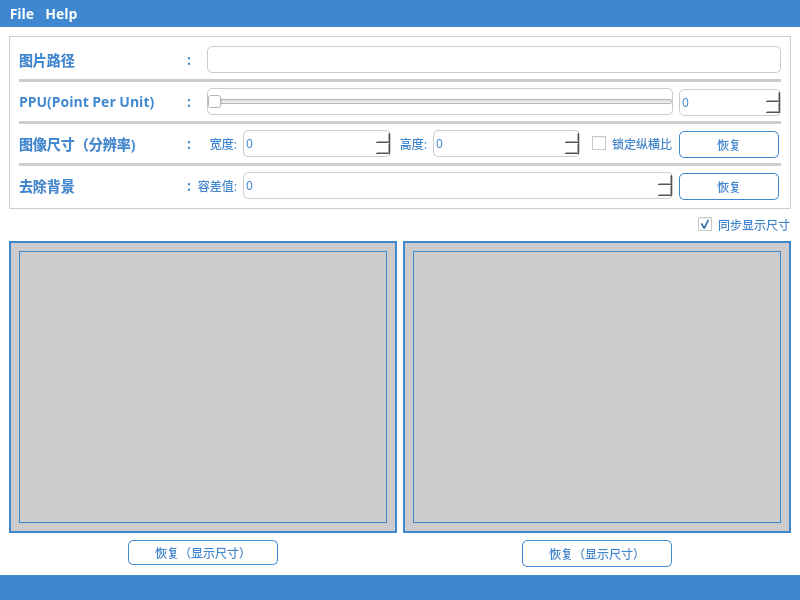
This is src/mainwindow.ui in ZhouMlin/ImageScaler as Qt 5 draws it before an edit. The edited form follows.
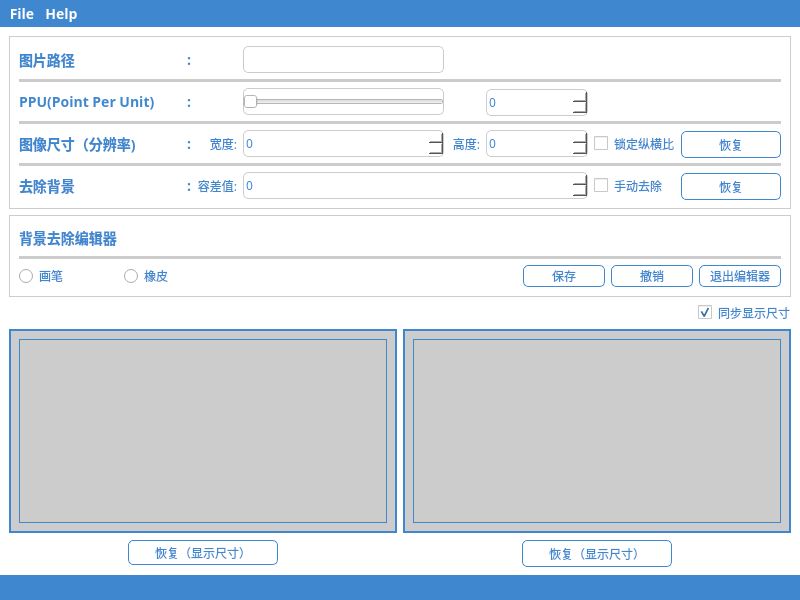
This is the edited form. Icons and pictures are not drawn. Custom widgets are drawn as their Qt base class.

Patch:
```diff
--- a/src/mainwindow.ui
+++ b/src/mainwindow.ui
@@ -35,97 +35,7 @@
       <property name="frameShape">
        <enum>QFrame::Box</enum>
       </property>
-      <layout class="QGridLayout" name="gridLayoutConfiguration" columnstretch="0,0,0,0,1,0,1,0,0,0,0">
-       <item row="2" column="3" colspan="7">
-        <widget class="QSlider" name="sliderPPU">
-         <property name="styleSheet">
-          <string notr="true">border: 1px solid #cccccc;
-border-radius: 5px;
-color: #3F88CF;
-font-family: Microsoft YaHei;
-min-width: 100px;
-min-height: 25px;</string>
-         </property>
-         <property name="minimum">
-          <number>1</number>
-         </property>
-         <property name="maximum">
-          <number>100</number>
-         </property>
-         <property name="orientation">
-          <enum>Qt::Horizontal</enum>
-         </property>
-        </widget>
-       </item>
-       <item row="6" column="10">
-        <widget class="QPushButton" name="btnResetBackground">
-         <property name="maximumSize">
-          <size>
-           <width>100</width>
-           <height>25</height>
-          </size>
-         </property>
-         <property name="styleSheet">
-          <string notr="true">QPushButton#btnResetBackground {
-	background-color: #FFFFFF;
-	color: #3F88CF;
-	font-family: Microsoft YaHei;
-	font-weight: normal;
-	font-size: 12px;
-	min-height: 25px;
-	min-width: 20px;
-	border: 1px solid #3F88CF;
-	border-radius: 5px;
-}
-
-QPushButton#btnResetBackground::disabled {
-	background-color: #FFFFFF;
-	color: #cccccc;
-	border: 1px solid #cccccc;
-}
-
-QPushButton#btnResetBackground::pressed {
-	background-color: #3F88CF;
-	color: #FFFFFF;
-}</string>
-         </property>
-         <property name="text">
-          <string>恢复</string>
-         </property>
-        </widget>
-       </item>
-       <item row="4" column="0">
-        <widget class="QLabel" name="labelImgSize">
-         <property name="styleSheet">
-          <string notr="true">background-color: #FFFFFF;
-color: #3F88CF;
-font-family: Microsoft YaHei;
-font-weight: bold;
-font-size: 14px;
-min-height: 25px;
-min-width: 30px;
-border: 0px;</string>
-         </property>
-         <property name="text">
-          <string>图像尺寸（分辨率)</string>
-         </property>
-        </widget>
-       </item>
-       <item row="0" column="3" colspan="8">
-        <widget class="QLabel" name="labelPath">
-         <property name="styleSheet">
-          <string notr="true">border: 1px solid #cccccc;
-border-radius: 5px;
-color: #3F88CF;
-font-family: Microsoft YaHei;
-min-width: 100px;
-min-height: 25px;</string>
-         </property>
-         <property name="text">
-          <string/>
-         </property>
-        </widget>
-       </item>
+      <layout class="QGridLayout" name="gridLayoutConfiguration" columnstretch="0,0,0,1,0,1,0,1">
        <item row="6" column="1">
         <widget class="QLabel" name="labelDelimiter4">
          <property name="styleSheet">
@@ -146,8 +56,8 @@
          </property>
         </widget>
        </item>
-       <item row="4" column="4">
-        <widget class="QSpinBox" name="spinBoxWidth">
+       <item row="4" column="5">
+        <widget class="QSpinBox" name="spinBoxHeight">
          <property name="styleSheet">
           <string notr="true">border: 1px solid #cccccc;
 border-radius: 5px;
@@ -170,8 +80,56 @@
          </property>
         </widget>
        </item>
-       <item row="2" column="0">
-        <widget class="QLabel" name="labelSliderSuffix">
+       <item row="4" column="2">
+        <widget class="QLabel" name="labelWidth">
+         <property name="styleSheet">
+          <string notr="true">background-color: #FFFFFF;
+color: #3F88CF;
+font-family: Microsoft YaHei;
+font-weight: normal;
+font-size: 12px;
+min-height: 25px;
+min-width: 30px;
+border: 0px;</string>
+         </property>
+         <property name="text">
+          <string>宽度:</string>
+         </property>
+         <property name="alignment">
+          <set>Qt::AlignRight|Qt::AlignTrailing|Qt::AlignVCenter</set>
+         </property>
+        </widget>
+       </item>
+       <item row="6" column="6">
+        <widget class="QCheckBox" name="checkBoxRemoveByHandCheckbox">
+         <property name="styleSheet">
+          <string notr="true">background-color: #FFFFFF;
+color: #3F88CF;
+font-family: Microsoft YaHei;
+font-weight: normal;
+font-size: 12px;
+min-height: 25px;
+min-width: 30px;
+border: 0px;</string>
+         </property>
+         <property name="text">
+          <string>手动去除</string>
+         </property>
+        </widget>
+       </item>
+       <item row="1" column="0" colspan="8">
+        <widget class="Line" name="line1">
+         <property name="styleSheet">
+          <string notr="true">background-color: #cccccc;
+border: none;</string>
+         </property>
+         <property name="orientation">
+          <enum>Qt::Horizontal</enum>
+         </property>
+        </widget>
+       </item>
+       <item row="0" column="0">
+        <widget class="QLabel" name="labelPathsuffix">
          <property name="styleSheet">
           <string notr="true">background-color: #FFFFFF;
 color: #3F88CF;
@@ -183,7 +141,7 @@
 border: 0px;</string>
          </property>
          <property name="text">
-          <string>PPU(Point Per Unit)</string>
+          <string>图片路径</string>
          </property>
         </widget>
        </item>
@@ -204,150 +162,49 @@
          </property>
         </widget>
        </item>
-       <item row="4" column="5">
-        <widget class="QLabel" name="labelHeight">
-         <property name="styleSheet">
-          <string notr="true">background-color: #FFFFFF;
-color: #3F88CF;
-font-family: Microsoft YaHei;
-font-weight: normal;
-font-size: 12px;
-min-height: 25px;
-min-width: 30px;
-border: 0px;</string>
-         </property>
-         <property name="text">
-          <string>高度:</string>
-         </property>
-         <property name="alignment">
-          <set>Qt::AlignRight|Qt::AlignTrailing|Qt::AlignVCenter</set>
-         </property>
-        </widget>
-       </item>
-       <item row="6" column="4" colspan="6">
-        <widget class="QSpinBox" name="spinBoxTolerance">
-         <property name="styleSheet">
-          <string notr="true">border: 1px solid #cccccc;
-border-radius: 5px;
-color: #3F88CF;
-font-family: Microsoft YaHei;
-min-width: 100px;
-min-height: 25px;</string>
-         </property>
-         <property name="minimum">
-          <number>0</number>
-         </property>
-         <property name="maximum">
-          <number>100</number>
-         </property>
-         <property name="value">
-          <number>0</number>
-         </property>
-        </widget>
-       </item>
-       <item row="5" column="0" colspan="11">
-        <widget class="Line" name="line3">
-         <property name="styleSheet">
-          <string notr="true">background-color: #cccccc;
-border: none;</string>
-         </property>
-         <property name="orientation">
-          <enum>Qt::Horizontal</enum>
-         </property>
-        </widget>
-       </item>
-       <item row="4" column="10">
-        <widget class="QPushButton" name="btnResetSize">
-         <property name="maximumSize">
-          <size>
-           <width>100</width>
-           <height>25</height>
-          </size>
-         </property>
-         <property name="styleSheet">
-          <string notr="true">QPushButton#btnResetSize {
-	background-color: #FFFFFF;
-	color: #3F88CF;
-	font-family: Microsoft YaHei;
-	font-weight: normal;
-	font-size: 12px;
-	min-height: 25px;
-	min-width: 20px;
-	border: 1px solid #3F88CF;
-	border-radius: 5px;
-}
-
-QPushButton#btnResetSize::disabled {
-	background-color: #FFFFFF;
-	color: #cccccc;
-	border: 1px solid #cccccc;
-}
-
-QPushButton#btnResetSize::pressed {
-	background-color: #3F88CF;
-	color: #FFFFFF;
-}</string>
-         </property>
-         <property name="text">
-          <string>恢复</string>
-         </property>
-        </widget>
-       </item>
        <item row="4" column="3">
-        <widget class="QLabel" name="labelWidth">
+        <widget class="QSpinBox" name="spinBoxWidth">
+         <property name="styleSheet">
+          <string notr="true">border: 1px solid #cccccc;
+border-radius: 5px;
+color: #3F88CF;
+font-family: Microsoft YaHei;
+min-width: 100px;
+min-height: 25px;</string>
+         </property>
+         <property name="minimum">
+          <number>0</number>
+         </property>
+         <property name="maximum">
+          <number>999999999</number>
+         </property>
+         <property name="singleStep">
+          <number>1</number>
+         </property>
+         <property name="value">
+          <number>0</number>
+         </property>
+        </widget>
+       </item>
+       <item row="2" column="0">
+        <widget class="QLabel" name="labelSliderSuffix">
          <property name="styleSheet">
           <string notr="true">background-color: #FFFFFF;
 color: #3F88CF;
 font-family: Microsoft YaHei;
-font-weight: normal;
-font-size: 12px;
+font-weight: bold;
+font-size: 14px;
 min-height: 25px;
 min-width: 30px;
 border: 0px;</string>
          </property>
          <property name="text">
-          <string>宽度:</string>
+          <string>PPU(Point Per Unit)</string>
          </property>
-         <property name="alignment">
-          <set>Qt::AlignRight|Qt::AlignTrailing|Qt::AlignVCenter</set>
-         </property>
         </widget>
        </item>
-       <item row="2" column="10">
-        <widget class="QSpinBox" name="spinBoxPPU">
-         <property name="minimumSize">
-          <size>
-           <width>102</width>
-           <height>27</height>
-          </size>
-         </property>
-         <property name="maximumSize">
-          <size>
-           <width>100</width>
-           <height>25</height>
-          </size>
-         </property>
-         <property name="styleSheet">
-          <string notr="true">border: 1px solid #cccccc;
-border-radius: 5px;
-color: #3F88CF;
-font-family: Microsoft YaHei;
-min-width: 100px;
-min-height: 25px;</string>
-         </property>
-         <property name="minimum">
-          <number>0</number>
-         </property>
-         <property name="maximum">
-          <number>100</number>
-         </property>
-         <property name="value">
-          <number>0</number>
-         </property>
-        </widget>
-       </item>
-       <item row="3" column="0" colspan="11">
-        <widget class="Line" name="line2">
+       <item row="5" column="0" colspan="8">
+        <widget class="Line" name="line3">
          <property name="styleSheet">
           <string notr="true">background-color: #cccccc;
 border: none;</string>
@@ -357,7 +214,47 @@
          </property>
         </widget>
        </item>
-       <item row="6" column="2" colspan="2">
+       <item row="2" column="1">
+        <widget class="QLabel" name="labelDelimiter1">
+         <property name="styleSheet">
+          <string notr="true">background-color: #FFFFFF;
+color: #3F88CF;
+font-family: Microsoft YaHei;
+font-weight: bold;
+font-size: 14px;
+min-height: 25px;
+border: 0px;</string>
+         </property>
+         <property name="text">
+          <string>:</string>
+         </property>
+         <property name="alignment">
+          <set>Qt::AlignRight|Qt::AlignTrailing|Qt::AlignVCenter</set>
+         </property>
+        </widget>
+       </item>
+       <item row="6" column="3" colspan="3">
+        <widget class="QSpinBox" name="spinBoxTolerance">
+         <property name="styleSheet">
+          <string notr="true">border: 1px solid #cccccc;
+border-radius: 5px;
+color: #3F88CF;
+font-family: Microsoft YaHei;
+min-width: 100px;
+min-height: 25px;</string>
+         </property>
+         <property name="minimum">
+          <number>0</number>
+         </property>
+         <property name="maximum">
+          <number>100</number>
+         </property>
+         <property name="value">
+          <number>0</number>
+         </property>
+        </widget>
+       </item>
+       <item row="6" column="2">
         <widget class="QLabel" name="labelTolerance">
          <property name="styleSheet">
           <string notr="true">background-color: #FFFFFF;
@@ -396,6 +293,80 @@
          </property>
         </widget>
        </item>
+       <item row="2" column="5">
+        <widget class="QSpinBox" name="spinBoxPPU">
+         <property name="minimumSize">
+          <size>
+           <width>102</width>
+           <height>27</height>
+          </size>
+         </property>
+         <property name="maximumSize">
+          <size>
+           <width>100</width>
+           <height>25</height>
+          </size>
+         </property>
+         <property name="styleSheet">
+          <string notr="true">border: 1px solid #cccccc;
+border-radius: 5px;
+color: #3F88CF;
+font-family: Microsoft YaHei;
+min-width: 100px;
+min-height: 25px;</string>
+         </property>
+         <property name="minimum">
+          <number>0</number>
+         </property>
+         <property name="maximum">
+          <number>100</number>
+         </property>
+         <property name="value">
+          <number>0</number>
+         </property>
+        </widget>
+       </item>
+       <item row="4" column="4">
+        <widget class="QLabel" name="labelHeight">
+         <property name="styleSheet">
+          <string notr="true">background-color: #FFFFFF;
+color: #3F88CF;
+font-family: Microsoft YaHei;
+font-weight: normal;
+font-size: 12px;
+min-height: 25px;
+min-width: 30px;
+border: 0px;</string>
+         </property>
+         <property name="text">
+          <string>高度:</string>
+         </property>
+         <property name="alignment">
+          <set>Qt::AlignRight|Qt::AlignTrailing|Qt::AlignVCenter</set>
+         </property>
+        </widget>
+       </item>
+       <item row="2" column="3">
+        <widget class="QSlider" name="sliderPPU">
+         <property name="styleSheet">
+          <string notr="true">border: 1px solid #cccccc;
+border-radius: 5px;
+color: #3F88CF;
+font-family: Microsoft YaHei;
+min-width: 100px;
+min-height: 25px;</string>
+         </property>
+         <property name="minimum">
+          <number>1</number>
+         </property>
+         <property name="maximum">
+          <number>100</number>
+         </property>
+         <property name="orientation">
+          <enum>Qt::Horizontal</enum>
+         </property>
+        </widget>
+       </item>
        <item row="0" column="1">
         <widget class="QLabel" name="labelDelimiter2">
          <property name="styleSheet">
@@ -416,77 +387,6 @@
         </widget>
        </item>
        <item row="4" column="6">
-        <widget class="QSpinBox" name="spinBoxHeight">
-         <property name="styleSheet">
-          <string notr="true">border: 1px solid #cccccc;
-border-radius: 5px;
-color: #3F88CF;
-font-family: Microsoft YaHei;
-min-width: 100px;
-min-height: 25px;</string>
-         </property>
-         <property name="minimum">
-          <number>0</number>
-         </property>
-         <property name="maximum">
-          <number>999999999</number>
-         </property>
-         <property name="singleStep">
-          <number>1</number>
-         </property>
-         <property name="value">
-          <number>0</number>
-         </property>
-        </widget>
-       </item>
-       <item row="2" column="1">
-        <widget class="QLabel" name="labelDelimiter1">
-         <property name="styleSheet">
-          <string notr="true">background-color: #FFFFFF;
-color: #3F88CF;
-font-family: Microsoft YaHei;
-font-weight: bold;
-font-size: 14px;
-min-height: 25px;
-border: 0px;</string>
-         </property>
-         <property name="text">
-          <string>:</string>
-         </property>
-         <property name="alignment">
-          <set>Qt::AlignRight|Qt::AlignTrailing|Qt::AlignVCenter</set>
-         </property>
-        </widget>
-       </item>
-       <item row="0" column="0">
-        <widget class="QLabel" name="labelPathsuffix">
-         <property name="styleSheet">
-          <string notr="true">background-color: #FFFFFF;
-color: #3F88CF;
-font-family: Microsoft YaHei;
-font-weight: bold;
-font-size: 14px;
-min-height: 25px;
-min-width: 30px;
-border: 0px;</string>
-         </property>
-         <property name="text">
-          <string>图片路径</string>
-         </property>
-        </widget>
-       </item>
-       <item row="1" column="0" colspan="11">
-        <widget class="Line" name="line1">
-         <property name="styleSheet">
-          <string notr="true">background-color: #cccccc;
-border: none;</string>
-         </property>
-         <property name="orientation">
-          <enum>Qt::Horizontal</enum>
-         </property>
-        </widget>
-       </item>
-       <item row="4" column="8" colspan="2">
         <widget class="QCheckBox" name="checkBoxLockAspectRatio">
          <property name="minimumSize">
           <size>
@@ -515,13 +415,315 @@
          </property>
         </widget>
        </item>
+       <item row="4" column="0">
+        <widget class="QLabel" name="labelImgSize">
+         <property name="styleSheet">
+          <string notr="true">background-color: #FFFFFF;
+color: #3F88CF;
+font-family: Microsoft YaHei;
+font-weight: bold;
+font-size: 14px;
+min-height: 25px;
+min-width: 30px;
+border: 0px;</string>
+         </property>
+         <property name="text">
+          <string>图像尺寸（分辨率)</string>
+         </property>
+        </widget>
+       </item>
+       <item row="6" column="7">
+        <widget class="QPushButton" name="btnResetBackground">
+         <property name="maximumSize">
+          <size>
+           <width>100</width>
+           <height>25</height>
+          </size>
+         </property>
+         <property name="styleSheet">
+          <string notr="true">QPushButton#btnResetBackground {
+	background-color: #FFFFFF;
+	color: #3F88CF;
+	font-family: Microsoft YaHei;
+	font-weight: normal;
+	font-size: 12px;
+	min-height: 25px;
+	min-width: 20px;
+	border: 1px solid #3F88CF;
+	border-radius: 5px;
+}
+
+QPushButton#btnResetBackground::disabled {
+	background-color: #FFFFFF;
+	color: #cccccc;
+	border: 1px solid #cccccc;
+}
+
+QPushButton#btnResetBackground::pressed {
+	background-color: #3F88CF;
+	color: #FFFFFF;
+}</string>
+         </property>
+         <property name="text">
+          <string>恢复</string>
+         </property>
+        </widget>
+       </item>
+       <item row="4" column="7">
+        <widget class="QPushButton" name="btnResetSize">
+         <property name="maximumSize">
+          <size>
+           <width>100</width>
+           <height>25</height>
+          </size>
+         </property>
+         <property name="styleSheet">
+          <string notr="true">QPushButton#btnResetSize {
+	background-color: #FFFFFF;
+	color: #3F88CF;
+	font-family: Microsoft YaHei;
+	font-weight: normal;
+	font-size: 12px;
+	min-height: 25px;
+	min-width: 20px;
+	border: 1px solid #3F88CF;
+	border-radius: 5px;
+}
+
+QPushButton#btnResetSize::disabled {
+	background-color: #FFFFFF;
+	color: #cccccc;
+	border: 1px solid #cccccc;
+}
+
+QPushButton#btnResetSize::pressed {
+	background-color: #3F88CF;
+	color: #FFFFFF;
+}</string>
+         </property>
+         <property name="text">
+          <string>恢复</string>
+         </property>
+        </widget>
+       </item>
+       <item row="3" column="0" colspan="8">
+        <widget class="Line" name="line2">
+         <property name="styleSheet">
+          <string notr="true">background-color: #cccccc;
+border: none;</string>
+         </property>
+         <property name="orientation">
+          <enum>Qt::Horizontal</enum>
+         </property>
+        </widget>
+       </item>
+       <item row="0" column="3">
+        <widget class="QLabel" name="labelPath">
+         <property name="styleSheet">
+          <string notr="true">border: 1px solid #cccccc;
+border-radius: 5px;
+color: #3F88CF;
+font-family: Microsoft YaHei;
+min-width: 100px;
+min-height: 25px;</string>
+         </property>
+         <property name="text">
+          <string/>
+         </property>
+        </widget>
+       </item>
+      </layout>
+     </widget>
+    </item>
+    <item>
+     <widget class="QFrame" name="gridFrameHandRemove">
+      <property name="styleSheet">
+       <string notr="true">background-color: rgb(255, 255, 255);
+border: 1px solid #cccccc;
+</string>
+      </property>
+      <layout class="QGridLayout" name="gridLayout" columnstretch="0,0,0,0,0,0">
+       <item row="2" column="1">
+        <widget class="QRadioButton" name="radioBtnEraser">
+         <property name="styleSheet">
+          <string notr="true">background-color: #FFFFFF;
+color: #3F88CF;
+font-family: Microsoft YaHei;
+font-weight: normal;
+font-size: 12px;
+min-height: 20px;
+min-width: 30px;
+border: 0px;</string>
+         </property>
+         <property name="text">
+          <string>橡皮</string>
+         </property>
+         <attribute name="buttonGroup">
+          <string notr="true">buttonGroupHandRemove</string>
+         </attribute>
+        </widget>
+       </item>
+       <item row="1" column="0" colspan="6">
+        <widget class="Line" name="line4">
+         <property name="styleSheet">
+          <string notr="true">background-color: #cccccc;
+border: none;</string>
+         </property>
+         <property name="orientation">
+          <enum>Qt::Horizontal</enum>
+         </property>
+        </widget>
+       </item>
+       <item row="2" column="4">
+        <widget class="QPushButton" name="btnResetHandRemove">
+         <property name="styleSheet">
+          <string notr="true">QPushButton#btnResetHandRemove {
+	background-color: #FFFFFF;
+	color: #3F88CF;
+	font-family: Microsoft YaHei;
+	font-weight: normal;
+	font-size: 12px;
+	min-height: 20px;
+	min-width: 80px;
+	border: 1px solid #3F88CF;
+	border-radius: 5px;
+}
+
+QPushButton#btnResetHandRemove::disabled {
+	background-color: #FFFFFF;
+	color: #cccccc;
+	border: 1px solid #cccccc;
+}
+
+QPushButton#btnResetHandRemove::pressed {
+	background-color: #3F88CF;
+	color: #FFFFFF;
+}</string>
+         </property>
+         <property name="text">
+          <string>撤销</string>
+         </property>
+        </widget>
+       </item>
+       <item row="2" column="3">
+        <widget class="QPushButton" name="btnSaveHandRemove">
+         <property name="styleSheet">
+          <string notr="true">QPushButton#btnSaveHandRemove {
+	background-color: #FFFFFF;
+	color: #3F88CF;
+	font-family: Microsoft YaHei;
+	font-weight: normal;
+	font-size: 12px;
+	min-height: 20px;
+	min-width: 80px;
+	border: 1px solid #3F88CF;
+	border-radius: 5px;
+}
+
+QPushButton#btnSaveHandRemove::disabled {
+	background-color: #FFFFFF;
+	color: #cccccc;
+	border: 1px solid #cccccc;
+}
+
+QPushButton#btnSaveHandRemove::pressed {
+	background-color: #3F88CF;
+	color: #FFFFFF;
+}</string>
+         </property>
+         <property name="text">
+          <string>保存</string>
+         </property>
+        </widget>
+       </item>
+       <item row="0" column="0">
+        <widget class="QLabel" name="labelHandRemoveTittle">
+         <property name="styleSheet">
+          <string notr="true">background-color: #FFFFFF;
+color: #3F88CF;
+font-family: Microsoft YaHei;
+font-weight: bold;
+font-size: 14px;
+min-height: 25px;
+min-width: 30px;
+border: 0px;</string>
+         </property>
+         <property name="text">
+          <string>背景去除编辑器</string>
+         </property>
+        </widget>
+       </item>
+       <item row="2" column="2">
+        <spacer name="horizontalSpacer6">
+         <property name="orientation">
+          <enum>Qt::Horizontal</enum>
+         </property>
+         <property name="sizeHint" stdset="0">
+          <size>
+           <width>40</width>
+           <height>20</height>
+          </size>
+         </property>
+        </spacer>
+       </item>
+       <item row="2" column="5">
+        <widget class="QPushButton" name="btnQuitHandRemove">
+         <property name="styleSheet">
+          <string notr="true">QPushButton#btnQuitHandRemove {
+	background-color: #FFFFFF;
+	color: #3F88CF;
+	font-family: Microsoft YaHei;
+	font-weight: normal;
+	font-size: 12px;
+	min-height: 20px;
+	min-width: 80px;
+	border: 1px solid #3F88CF;
+	border-radius: 5px;
+}
+
+QPushButton#btnQuitHandRemove::disabled {
+	background-color: #FFFFFF;
+	color: #cccccc;
+	border: 1px solid #cccccc;
+}
+
+QPushButton#btnQuitHandRemove::pressed {
+	background-color: #3F88CF;
+	color: #FFFFFF;
+}</string>
+         </property>
+         <property name="text">
+          <string>退出编辑器</string>
+         </property>
+        </widget>
+       </item>
+       <item row="2" column="0">
+        <widget class="QRadioButton" name="radioBtnPen">
+         <property name="styleSheet">
+          <string notr="true">background-color: #FFFFFF;
+color: #3F88CF;
+font-family: Microsoft YaHei;
+font-weight: normal;
+font-size: 12px;
+min-height: 20px;
+min-width: 30px;
+border: 0px;</string>
+         </property>
+         <property name="text">
+          <string>画笔</string>
+         </property>
+         <attribute name="buttonGroup">
+          <string notr="true">buttonGroupHandRemove</string>
+         </attribute>
+        </widget>
+       </item>
       </layout>
      </widget>
     </item>
     <item>
      <layout class="QGridLayout" name="gridLayoutScrollArea" columnstretch="1,1,1,1,1,1">
-      <item row="3" column="2">
-       <spacer name="horizontalSpacer3">
+      <item row="3" column="5">
+       <spacer name="horizontalSpacer2">
         <property name="orientation">
          <enum>Qt::Horizontal</enum>
         </property>
@@ -592,7 +794,7 @@
         <property name="minimumSize">
          <size>
           <width>150</width>
-          <height>25</height>
+          <height>27</height>
          </size>
         </property>
         <property name="maximumSize">
@@ -645,7 +847,7 @@
            <x>0</x>
            <y>0</y>
            <width>385</width>
-           <height>288</height>
+           <height>198</height>
           </rect>
          </property>
          <layout class="QHBoxLayout" name="horizontalLayout_2">
@@ -660,62 +862,6 @@
         </widget>
        </widget>
       </item>
-      <item row="3" column="0">
-       <spacer name="horizontalSpacer1">
-        <property name="orientation">
-         <enum>Qt::Horizontal</enum>
-        </property>
-        <property name="sizeHint" stdset="0">
-         <size>
-          <width>40</width>
-          <height>20</height>
-         </size>
-        </property>
-       </spacer>
-      </item>
-      <item row="3" column="5">
-       <spacer name="horizontalSpacer2">
-        <property name="orientation">
-         <enum>Qt::Horizontal</enum>
-        </property>
-        <property name="sizeHint" stdset="0">
-         <size>
-          <width>40</width>
-          <height>20</height>
-         </size>
-        </property>
-       </spacer>
-      </item>
-      <item row="2" column="0" colspan="3">
-       <widget class="QScrollArea" name="scrollAreaOriginImg">
-        <property name="styleSheet">
-         <string notr="true">background-color: #cccccc;
-border: 1px solid #3F88CF;</string>
-        </property>
-        <property name="widgetResizable">
-         <bool>true</bool>
-        </property>
-        <widget class="QWidget" name="scrollAreaOriginImgWidgetContents">
-         <property name="geometry">
-          <rect>
-           <x>0</x>
-           <y>0</y>
-           <width>385</width>
-           <height>288</height>
-          </rect>
-         </property>
-         <layout class="QHBoxLayout" name="horizontalLayout" stretch="0">
-          <item>
-           <widget class="ZoomLabel" name="labelOriginImg">
-            <property name="text">
-             <string/>
-            </property>
-           </widget>
-          </item>
-         </layout>
-        </widget>
-       </widget>
-      </item>
       <item row="0" column="0" colspan="6">
        <layout class="QHBoxLayout" name="horizontalLayoutLabelImgCheckbox">
         <item>
@@ -753,6 +899,62 @@
         </item>
        </layout>
       </item>
+      <item row="3" column="2">
+       <spacer name="horizontalSpacer3">
+        <property name="orientation">
+         <enum>Qt::Horizontal</enum>
+        </property>
+        <property name="sizeHint" stdset="0">
+         <size>
+          <width>40</width>
+          <height>20</height>
+         </size>
+        </property>
+       </spacer>
+      </item>
+      <item row="3" column="0">
+       <spacer name="horizontalSpacer1">
+        <property name="orientation">
+         <enum>Qt::Horizontal</enum>
+        </property>
+        <property name="sizeHint" stdset="0">
+         <size>
+          <width>40</width>
+          <height>20</height>
+         </size>
+        </property>
+       </spacer>
+      </item>
+      <item row="2" column="0" colspan="3">
+       <widget class="QScrollArea" name="scrollAreaOriginImg">
+        <property name="styleSheet">
+         <string notr="true">background-color: #cccccc;
+border: 1px solid #3F88CF;</string>
+        </property>
+        <property name="widgetResizable">
+         <bool>true</bool>
+        </property>
+        <widget class="QWidget" name="scrollAreaOriginImgWidgetContents">
+         <property name="geometry">
+          <rect>
+           <x>0</x>
+           <y>0</y>
+           <width>385</width>
+           <height>198</height>
+          </rect>
+         </property>
+         <layout class="QHBoxLayout" name="horizontalLayout" stretch="0">
+          <item>
+           <widget class="ZoomLabel" name="labelOriginImg">
+            <property name="text">
+             <string/>
+            </property>
+           </widget>
+          </item>
+         </layout>
+        </widget>
+       </widget>
+      </item>
      </layout>
     </item>
    </layout>
```
Left out of the diff: 3 changed lines with no effect on the pictures.
